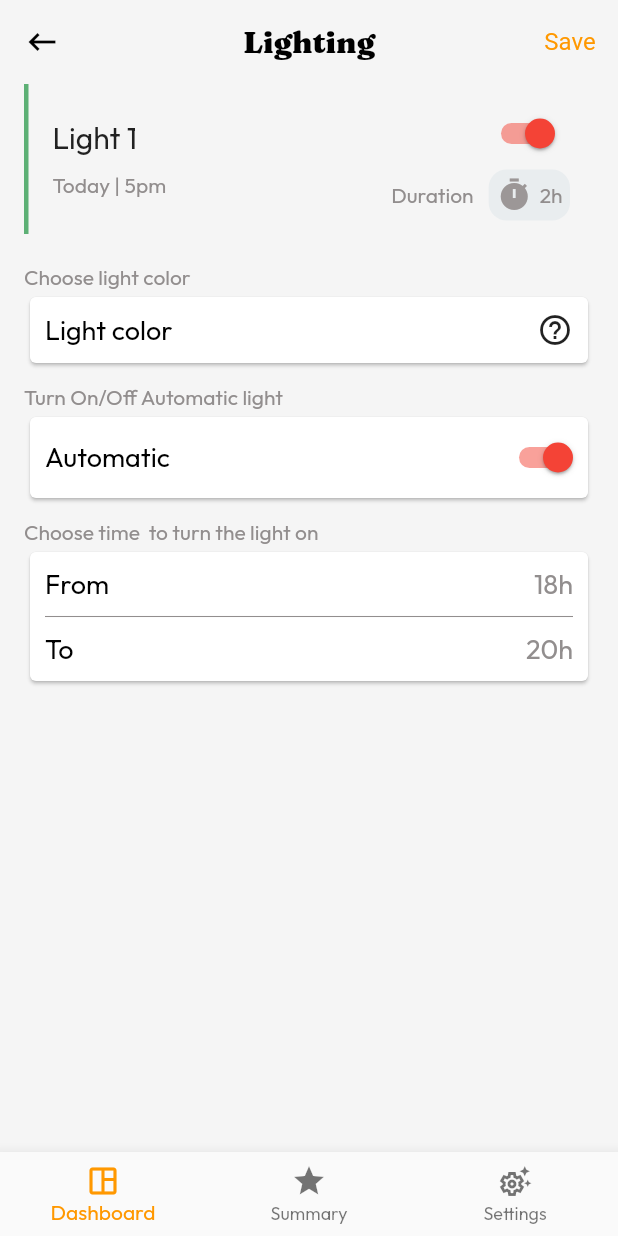
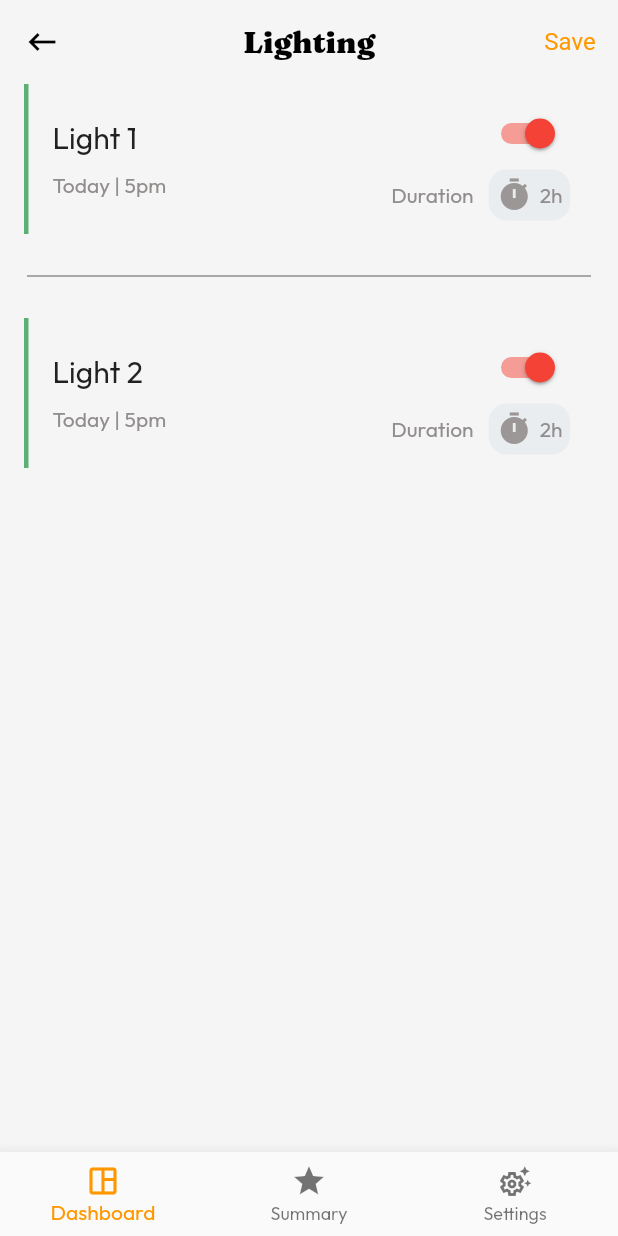
Before and after one commit to dadn-dream-home/app, a Flutter app: the Lighting screen opened directly, on a phone screen of 412 x 824 dp. Run offline on Flutter 3.47's test engine with Material 2 defaults, Android fonts, the phone set to English and light mode, and no system bars; our stand-ins replace google_fonts.

Commit message:
enable scrolling

```diff
--- a/lib/light/light.dart
+++ b/lib/light/light.dart
@@ -10,32 +10,30 @@ import 'package:google_fonts/google_fonts.dart';
 
 class Light extends StatefulWidget {
   final String lightName;
-  const Light(this.lightName, {super.key});
+  // bool showWidget = false;
+  final Function() notifyParent;
+  const Light(this.lightName, this.notifyParent, {super.key});
 
   @override
   State<Light> createState() => _LightState();
 }
 
 class _LightState extends State<Light> {
-  bool showWidget = true;
+  bool showWidget = false;
 
   @override
   Widget build(BuildContext context) {
     return Column(children: [
       GestureDetector(
         onTap: () {
-          setState(() {
-            showWidget = !showWidget;
-          });
+          widget.notifyParent();
         },
         child: DeviceView(widget.lightName),
       ),
-      const SizedBox(
-        height: 20,
-      ),
       showWidget
           ? Container(
-              padding: const EdgeInsetsDirectional.symmetric(horizontal: 16),
+              padding:
+                  const EdgeInsetsDirectional.only(start: 16, end: 16, top: 20),
               child: Theme(
                   data: Theme.of(context).copyWith(
                     textTheme: TextTheme(
@@ -51,10 +49,13 @@ class _LightState extends State<Light> {
                     SizedBox(height: 10),
                     ChooseTime(),
                     SizedBox(height: 10),
-                    // ChooseDay()
+                    ChooseDay()
                   ])),
             )
-          : Container()
+          : Container(),
+      // const SizedBox(
+      //   height: 20,
+      // )
     ]);
   }
 }
--- a/lib/lighting.dart
+++ b/lib/lighting.dart
@@ -3,8 +3,22 @@ import 'package:google_fonts/google_fonts.dart';
 import 'package:dream_home/bottom_nav.dart';
 import 'package:dream_home/light/light.dart';
 
-class Lighting extends StatelessWidget {
+class Lighting extends StatefulWidget {
   const Lighting({super.key});
+
+  @override
+  State<Lighting> createState() => _LightingState();
+}
+
+class _LightingState extends State<Lighting> {
+  bool showWidget = false;
+
+  final List<String> entries = <String>['Light 1', 'Light 2'];
+
+  refresh() {
+    setState(() {});
+  }
+
   @override
   Widget build(BuildContext context) {
     return Scaffold(
@@ -38,7 +52,21 @@ class Lighting extends StatelessWidget {
         shadowColor: Colors.transparent,
       ),
       backgroundColor: Colors.grey[100],
-      body: Column(children: const [Light("Light 1")]),
+      body: ListView.separated(
+        // padding: const EdgeInsets.all(8),
+        itemCount: entries.length,
+        itemBuilder: (BuildContext context, int index) {
+          return Light(entries[index], refresh);
+        },
+        separatorBuilder: (BuildContext context, int index) => Container(
+            padding: const EdgeInsetsDirectional.all(18),
+            child: const Divider(
+              thickness: 1,
+              height: 20,
+              color: Color(0xff928E8E),
+            )),
+        // children: const [Light("Light 1"), Light("Light 2")],
+      ),
       bottomNavigationBar: const BottomNav(),
     );
   }
```
